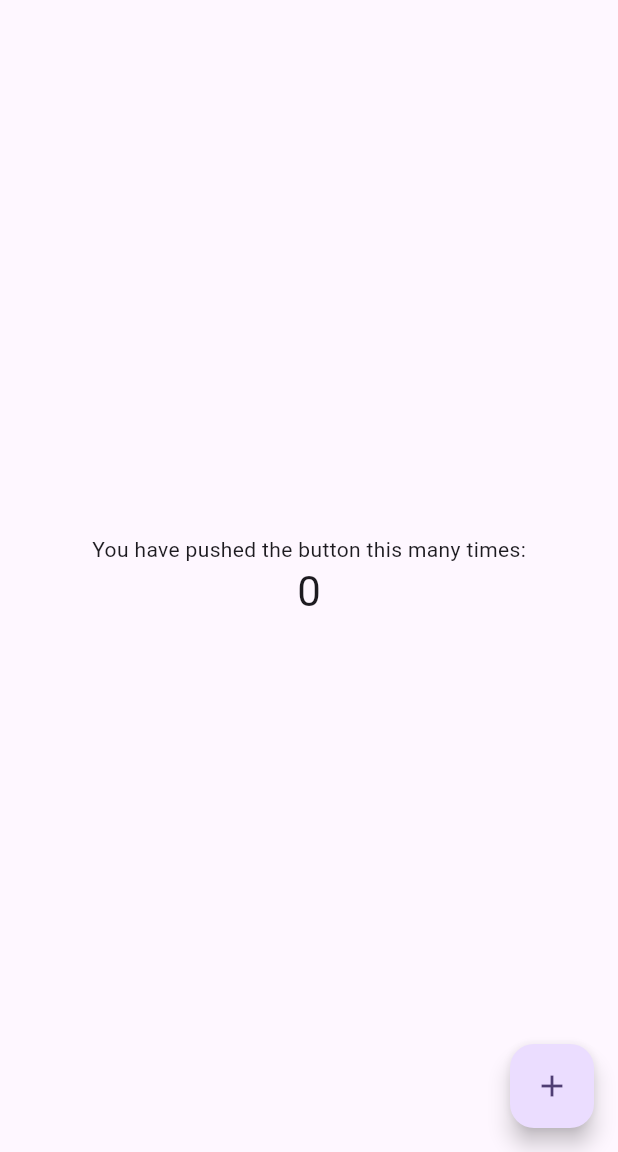
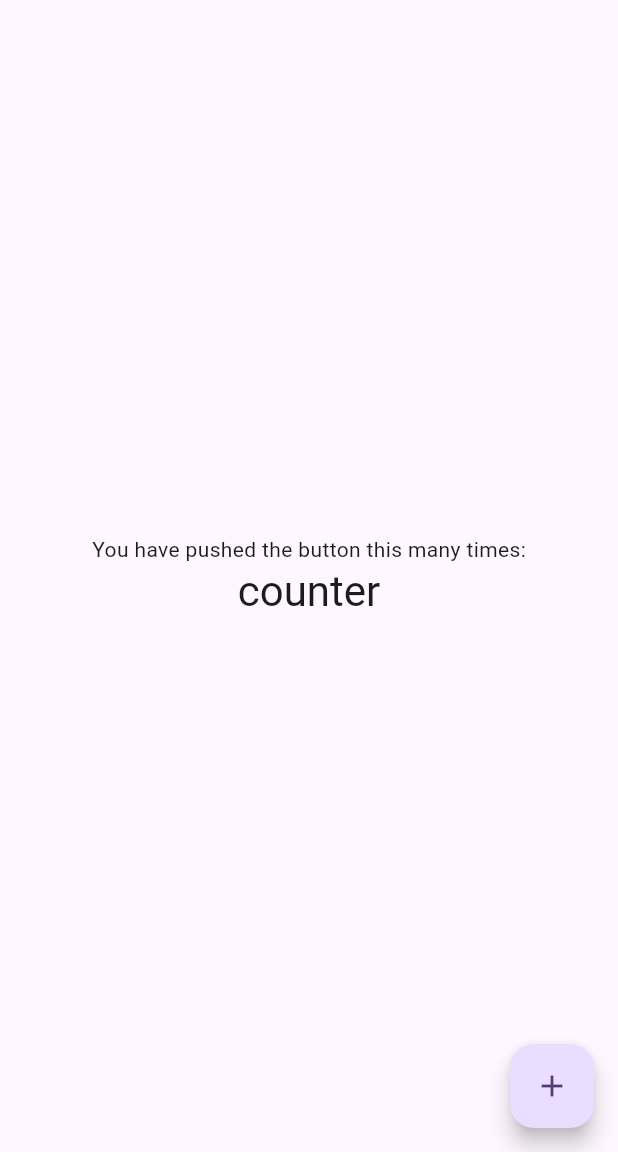
Before and after one commit to JoshuaSchlesiger/CruchyTransmitter, a Flutter app: the screen it shows after launch, on a phone screen of 412 x 824 dp, the part 84-1236 px from its top. Run offline on Flutter 3.47's test engine with Material 3 defaults, Android fonts, the phone set to English and light mode, and no system bars; our stand-ins replace shared_preferences.

Commit message:
flutter_lints update to 4.0.0

```diff
--- a/lib/main.dart
+++ b/lib/main.dart
@@ -1,4 +1,5 @@
 import 'package:flutter/material.dart';
+import 'package:shared_preferences/shared_preferences.dart';
 
 void main() {
   runApp(const MyApp());
@@ -35,6 +36,7 @@ class MyHomePage extends StatefulWidget {
 
 class _MyHomePageState extends State<MyHomePage> {
   int _counter = 0;
+  String _storageKeyCounter = '';
 
   void _incrementCounter() {
     setState(() {
@@ -49,6 +51,8 @@ class _MyHomePageState extends State<MyHomePage> {
 
   @override
   Widget build(BuildContext context) {
+    _storageKeyCounter = "counter";
+
     // This method is rerun every time setState is called, for instance as done
     // by the _incrementCounter method above.
     return Scaffold(
@@ -64,7 +68,7 @@ class _MyHomePageState extends State<MyHomePage> {
               'You have pushed the button this many times:',
             ),
             Text(
-              '$_counter',
+              _storageKeyCounter,
               style: Theme.of(context).textTheme.headlineMedium,
             ),
           ],
--- a/pubspec.yaml
+++ b/pubspec.yaml
@@ -46,7 +46,7 @@ dev_dependencies:
   # activated in the `analysis_options.yaml` file located at the root of your
   # package. See that file for information about deactivating specific lint
   # rules and activating additional ones.
-  flutter_lints: ^3.0.0
+  flutter_lints: ^4.0.0
 
 # For information on the generic Dart part of this file, see the
 # following page: https://dart.dev/tools/pub/pubspec
```
Also changed, not shown: pubspec.lock.
